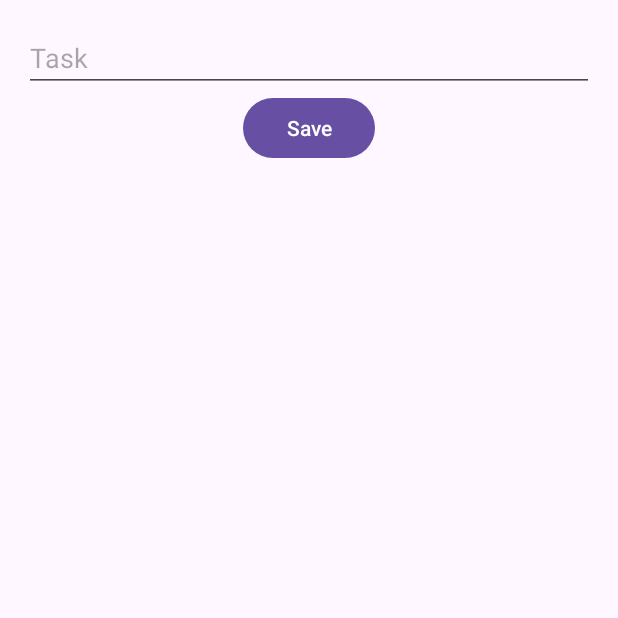
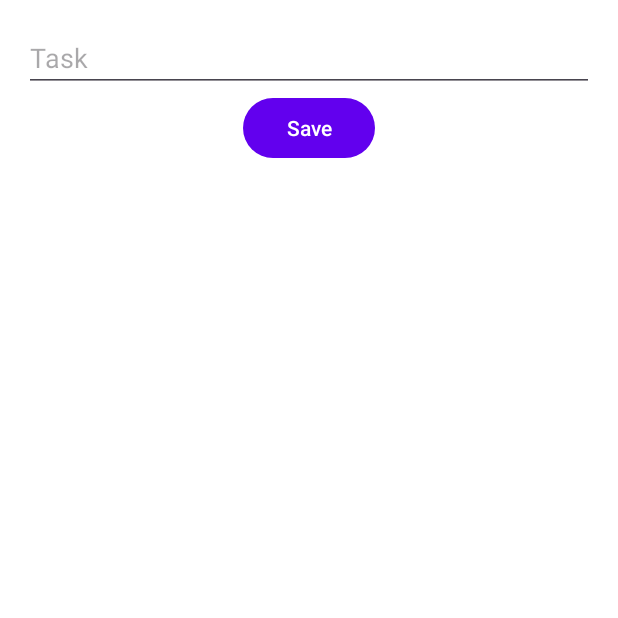
Before and after one commit to Loaysherif/Taskly, an Android app: the screen it shows after launch (MainActivity), after a tap on an icon or button, on a phone screen of 412 x 824 dp, the top half of it. Run offline under Robolectric (Android 15) with nearby library versions, the phone set to English and light mode, and no system bars; our stand-ins replace Room's generated code, data binding.

Commit message:
Dark/Light Mode

```diff
--- a/app/src/main/java/com/example/task/ListFragment.kt
+++ b/app/src/main/java/com/example/task/ListFragment.kt
@@ -1,10 +1,13 @@
 package com.example.task
 
 import UserDataAdapter
+import android.content.res.Configuration
+import android.graphics.Color
 import android.os.Bundle
 import android.view.LayoutInflater
 import android.view.View
 import android.view.ViewGroup
+import androidx.appcompat.app.AppCompatDelegate
 import androidx.core.os.bundleOf
 import androidx.fragment.app.Fragment
 import androidx.fragment.app.activityViewModels
@@ -71,9 +74,22 @@ class ListFragment : Fragment() {
         if (viewModel.taskDataList.value.isNullOrEmpty()) {
             binding.emptyTextView.visibility = View.VISIBLE
             binding.mylist.visibility = View.GONE
+
+            // Set text color based on the theme
+            val currentNightMode = AppCompatDelegate.getDefaultNightMode()
+            if (currentNightMode == AppCompatDelegate.MODE_NIGHT_YES || currentNightMode == AppCompatDelegate.MODE_NIGHT_FOLLOW_SYSTEM && isDarkTheme()) {
+                binding.emptyTextView.setTextColor(Color.WHITE) // White text for dark theme
+            } else {
+                binding.emptyTextView.setTextColor(Color.BLACK) // Black text for light theme
+            }
         } else {
             binding.emptyTextView.visibility = View.GONE
             binding.mylist.visibility = View.VISIBLE
         }
     }
+
+    // Helper function to check if the current theme is dark
+    private fun isDarkTheme(): Boolean {
+        return (resources.configuration.uiMode and Configuration.UI_MODE_NIGHT_MASK) == Configuration.UI_MODE_NIGHT_YES
+    }
 }
--- a/app/src/main/java/com/example/task/MainActivity.kt
+++ b/app/src/main/java/com/example/task/MainActivity.kt
@@ -3,12 +3,17 @@ package com.example.task
 import android.os.Bundle
 import androidx.activity.enableEdgeToEdge
 import androidx.appcompat.app.AppCompatActivity
+import androidx.appcompat.app.AppCompatDelegate
 
 class MainActivity : AppCompatActivity() {
     override fun onCreate(savedInstanceState: Bundle?) {
+        setTheme(R.style.Theme_Task) // or R.style.Theme_Task_Dark if you want to force dark mode
+
         super.onCreate(savedInstanceState)
         enableEdgeToEdge()
         setContentView(R.layout.activity_main)
+        AppCompatDelegate.setDefaultNightMode(AppCompatDelegate.MODE_NIGHT_FOLLOW_SYSTEM)
 
+
+    }
 }
-}
--- a/app/src/main/res/values-night/themes.xml
+++ b/app/src/main/res/values-night/themes.xml
@@ -1,7 +1,34 @@
-<resources xmlns:tools="http://schemas.android.com/tools">
-    <!-- Base application theme. -->
+<resources>
     <style name="Base.Theme.Task" parent="Theme.Material3.DayNight.NoActionBar">
-        <!-- Customize your dark theme here. -->
-        <!-- <item name="colorPrimary">@color/my_dark_primary</item> -->
+        <!-- Dark Theme Customizations -->
+        <item name="colorPrimary">#BB86FC</item>
+        <item name="colorPrimaryVariant">#3700B3</item>
+        <item name="colorOnPrimary">#000000</item>
+        <item name="colorSecondary">#03DAC5</item>
+        <item name="colorOnSecondary">#000000</item>
+        <item name="android:background">#121212</item>
+        <item name="android:textColor">#FFFFFF</item>
+        <item name="android:colorBackground">#121212</item>
+        <item name="android:buttonStyle">@style/DarkButton</item>
+        <item name="android:editTextStyle">@style/DarkEditText</item>
+    </style>
+
+    <style name="Theme.Task" parent="Base.Theme.Task" />
+
+    <style name="DarkButton" parent="Widget.Material3.Button">
+        <item name="android:backgroundTint">?attr/colorPrimary</item>
+        <item name="android:textColor">#FFFFFF</item>
+    </style>
+
+    <style name="DarkEditText" parent="Widget.Material3.TextInputLayout.OutlinedBox">
+        <item name="android:textColorHint">#BDBDBD</item> <!-- Use colorHint instead -->
+        <item name="android:textColor">#FFFFFF</item>
+        <item name="android:background">#1E1E1E</item>
+    </style>
+
+    <style name="DarkCardView" parent="Widget.MaterialComponents.CardView">
+        <item name="cardBackgroundColor">#1E1E1E</item>
+        <item name="cardElevation">4dp</item>
+        <item name="cardCornerRadius">8dp</item>
     </style>
 </resources>
--- a/app/src/main/res/values/themes.xml
+++ b/app/src/main/res/values/themes.xml
@@ -1,9 +1,34 @@
-<resources xmlns:tools="http://schemas.android.com/tools">
-    <!-- Base application theme. -->
+<resources>
     <style name="Base.Theme.Task" parent="Theme.Material3.DayNight.NoActionBar">
-        <!-- Customize your light theme here. -->
-        <!-- <item name="colorPrimary">@color/my_light_primary</item> -->
+        <!-- Light Theme Customizations -->
+        <item name="colorPrimary">#6200EE</item>
+        <item name="colorPrimaryVariant">#3700B3</item>
+        <item name="colorOnPrimary">#FFFFFF</item>
+        <item name="colorSecondary">#03DAC5</item>
+        <item name="colorOnSecondary">#000000</item>
+        <item name="android:background">#FFFFFF</item>
+        <item name="android:textColor">#000000</item>
+        <item name="android:colorBackground">#FFFFFF</item>
+        <item name="android:buttonStyle">@style/LightButton</item>
+        <item name="android:editTextStyle">@style/LightEditText</item>
     </style>
 
     <style name="Theme.Task" parent="Base.Theme.Task" />
+
+    <style name="LightButton" parent="Widget.Material3.Button">
+        <item name="android:backgroundTint">?attr/colorPrimary</item>
+        <item name="android:textColor">#FFFFFF</item>
+    </style>
+
+    <style name="LightEditText" parent="Widget.Material3.TextInputLayout.OutlinedBox">
+        <item name="android:textColorHint">#BDBDBD</item> <!-- Use colorHint instead -->
+        <item name="android:textColor">#000000</item>
+        <item name="android:background">#F5F5F5</item>
+    </style>
+
+    <style name="LightCardView" parent="Widget.MaterialComponents.CardView">
+        <item name="cardBackgroundColor">#FFFFFF</item>
+        <item name="cardElevation">4dp</item>
+        <item name="cardCornerRadius">8dp</item>
+    </style>
 </resources>
```
Also changed, not shown: app/src/main/res/values/strings.xml (+1 -7 lines).
